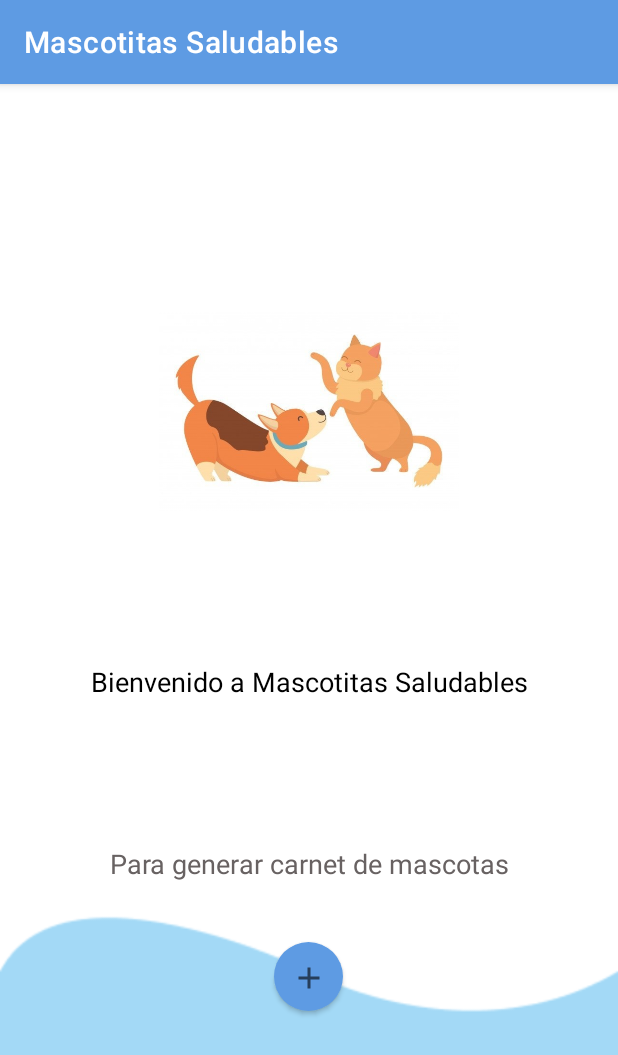
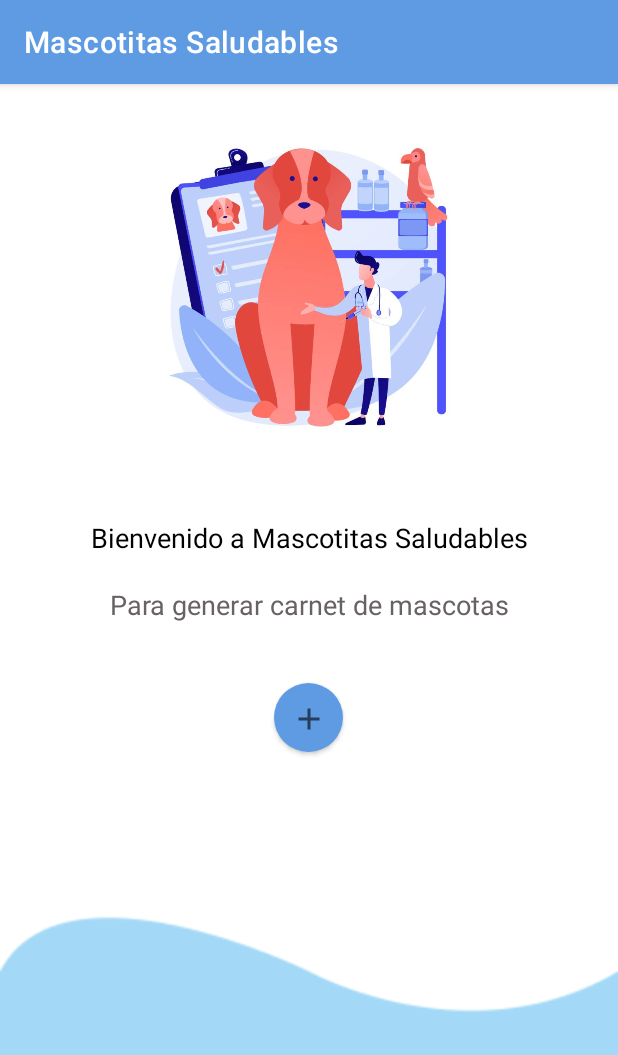
Before and after one commit to dmhernanandez/mascotitassaludables, an Android app: the director screen opened directly, with no data from a screen before it, on a phone screen of 412 x 824 dp. Shown: the top 1055 px of the screen. Run offline under Robolectric (Android 15) with nearby library versions, the phone set to English and light mode, and no system bars; Roboto replaces fonts that are not available here.

Commit message:
Avance sara 30/03 12:31 ya logre colocar la imagen al disenio, unicamente se adapta a mi pantalla me falta las demas

```diff
--- a/app/src/main/AndroidManifest.xml
+++ b/app/src/main/AndroidManifest.xml
@@ -3,11 +3,12 @@
     package="hn.healthypets.proyecto">
 
     <application
-        android:allowBackup="true"
+        android:allowBackup="false"
         android:icon="@mipmap/ic_launcher"
         android:label="@string/app_name"
         android:roundIcon="@mipmap/ic_launcher_round"
         android:supportsRtl="true"
+        android:largeHeap="true"
         android:theme="@style/Theme.MascotitasSaludables">
         <activity android:name=".perfiles"></activity>
         <activity android:name=".CreacionPerfiles" />
--- a/app/src/main/res/layout/activity_director.xml
+++ b/app/src/main/res/layout/activity_director.xml
@@ -10,31 +10,27 @@
 
     <ImageView
         android:id="@+id/imageView"
-        android:layout_width="200dp"
-        android:layout_height="200dp"
+        android:layout_width="250dp"
+        android:layout_height="250dp"
         android:layout_gravity="center"
-        android:layout_marginTop="70dp"
-        android:layout_weight="1"
+        android:layout_marginTop="10dp"
         android:scaleType="centerInside"
-        android:src="@drawable/imagen" />
+        android:src="@drawable/portada1" />
 
     <TextView
         android:layout_width="match_parent"
         android:layout_height="wrap_content"
-        android:layout_marginTop="20dp"
-        android:layout_weight="1"
+        android:layout_marginTop="30dp"
         android:fontFamily="@font/questrial"
         android:text="Bienvenido a Mascotitas Saludables"
         android:textAlignment="center"
         android:textColor="#000000"
         android:textSize="18dp" />
 
-
-
     <TextView
         android:layout_width="match_parent"
         android:layout_height="wrap_content"
-        android:layout_marginTop="0dp"
+        android:layout_marginTop="20dp"
         android:fontFamily="@font/questrial"
         android:text="Para generar carnet de mascotas"
         android:textAlignment="center"
```
Also changed, not shown: app/src/main/res/drawable/portada1.jpg (added), 1 other file.
